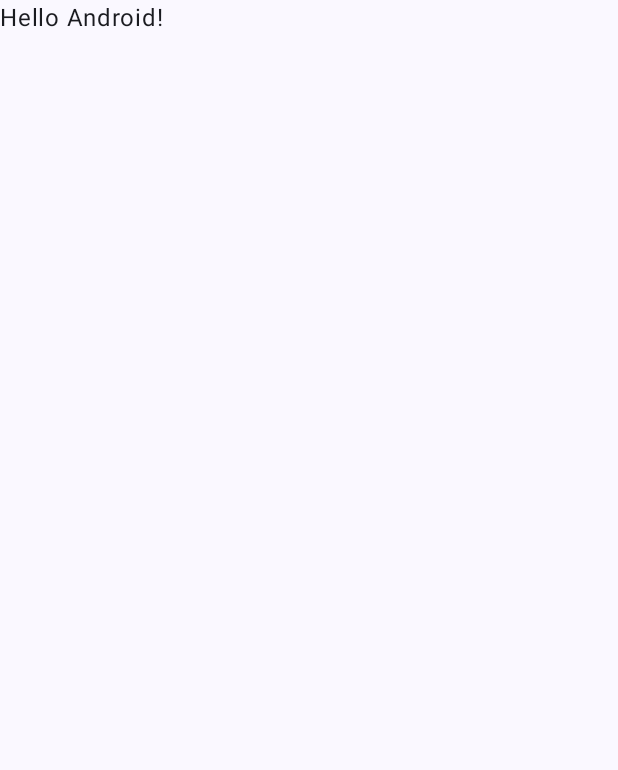
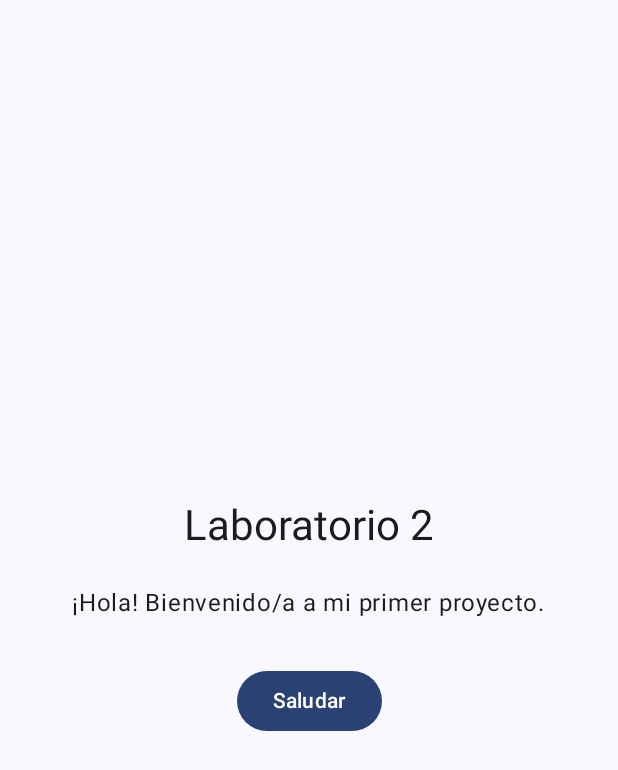
Before and after one commit to josesan28/uvg-ppm-lab2-android, an Android app built with Jetpack Compose: the screen it shows after launch (MainActivity), on a phone screen of 412 x 824 dp. Before the commit the part shown is almost empty. Shown: the top 770 px of the screen. Run offline under Robolectric (Android 15) with nearby library versions, the phone set to English and light mode, and no system bars.

```diff
--- a/app/src/main/AndroidManifest.xml
+++ b/app/src/main/AndroidManifest.xml
@@ -1,6 +1,6 @@
 <?xml version="1.0" encoding="utf-8"?>
 <manifest xmlns:android="http://schemas.android.com/apk/res/android"
-    xmlns:tools="http://schemas.android.com/tools">
+    xmlns:tools="http://schemas.android.com/tools" >
 
     <application
         android:allowBackup="true"
@@ -10,12 +10,12 @@
         android:label="@string/app_name"
         android:roundIcon="@mipmap/ic_launcher_round"
         android:supportsRtl="true"
-        android:theme="@style/Theme.Laboratorio2PM">
+        android:theme="@style/Theme.Laboratorio2PM" >
         <activity
             android:name=".MainActivity"
             android:exported="true"
             android:label="@string/app_name"
-            android:theme="@style/Theme.Laboratorio2PM">
+            android:theme="@style/Theme.Laboratorio2PM" >
             <intent-filter>
                 <action android:name="android.intent.action.MAIN" />
 
--- a/app/src/main/java/com/example/laboratorio2_pm/MainActivity.kt
+++ b/app/src/main/java/com/example/laboratorio2_pm/MainActivity.kt
@@ -1,16 +1,26 @@
 package com.example.laboratorio2_pm
 
 import android.os.Bundle
+import android.widget.Toast
 import androidx.activity.ComponentActivity
 import androidx.activity.compose.setContent
 import androidx.activity.enableEdgeToEdge
+import androidx.compose.foundation.layout.Arrangement
+import androidx.compose.foundation.layout.Column
+import androidx.compose.foundation.layout.Spacer
 import androidx.compose.foundation.layout.fillMaxSize
+import androidx.compose.foundation.layout.height
 import androidx.compose.foundation.layout.padding
-import androidx.compose.material3.Scaffold
+import androidx.compose.material3.Button
+import androidx.compose.material3.MaterialTheme
+import androidx.compose.material3.Surface
 import androidx.compose.material3.Text
 import androidx.compose.runtime.Composable
+import androidx.compose.ui.Alignment
 import androidx.compose.ui.Modifier
+import androidx.compose.ui.platform.LocalContext
 import androidx.compose.ui.tooling.preview.Preview
+import androidx.compose.ui.unit.dp
 import com.example.laboratorio2_pm.ui.theme.Laboratorio2PMTheme
 
 class MainActivity : ComponentActivity() {
@@ -19,11 +29,11 @@ class MainActivity : ComponentActivity() {
         enableEdgeToEdge()
         setContent {
             Laboratorio2PMTheme {
-                Scaffold(modifier = Modifier.fillMaxSize()) { innerPadding ->
-                    Greeting(
-                        name = "Android",
-                        modifier = Modifier.padding(innerPadding)
-                    )
+                Surface(
+                    modifier = Modifier.fillMaxSize(),
+                    color = MaterialTheme.colorScheme.background
+                ) {
+                    PantallaPrincipal()
                 }
             }
         }
@@ -31,17 +41,46 @@ class MainActivity : ComponentActivity() {
 }
 
 @Composable
-fun Greeting(name: String, modifier: Modifier = Modifier) {
-    Text(
-        text = "Hello $name!",
-        modifier = modifier
+fun PantallaPrincipal() {
+    val context = LocalContext.current
+    Column(
+        modifier = Modifier.fillMaxSize().padding(16.dp),
+        horizontalAlignment = Alignment.CenterHorizontally,
+        verticalArrangement = Arrangement.Center
     )
+    {
+        // Título
+        Text(
+            text = "Laboratorio 2",
+            style = MaterialTheme.typography.headlineMedium
+        )
+
+        Spacer(modifier = Modifier.height(24.dp))
+
+        // Mensaje de bienvenida
+        Text(
+            text = "¡Hola! Bienvenido/a a mi primer proyecto.",
+            style = MaterialTheme.typography.bodyLarge
+        )
+
+        Spacer(modifier = Modifier.height(32.dp))
+
+        // Botón de saludar
+        Button(
+            onClick = {
+                Toast.makeText(context, "¡Hola!", Toast.LENGTH_SHORT).show()
+            }
+        )
+        {
+            Text("Saludar")
+        }
+    }
 }
 
 @Preview(showBackground = true)
 @Composable
-fun GreetingPreview() {
+fun PantallaPrincipalPreview() {
     Laboratorio2PMTheme {
-        Greeting("Android")
+        PantallaPrincipal()
     }
 }
--- a/app/src/main/java/com/example/laboratorio2_pm/ui/theme/Theme.kt
+++ b/app/src/main/java/com/example/laboratorio2_pm/ui/theme/Theme.kt
@@ -45,7 +45,6 @@ fun Laboratorio2PMTheme(
         val context = LocalContext.current
         if (darkTheme) dynamicDarkColorScheme(context) else dynamicLightColorScheme(context)
       }
-
       darkTheme -> DarkColorScheme
       else -> LightColorScheme
     }
--- a/app/src/main/res/values/themes.xml
+++ b/app/src/main/res/values/themes.xml
@@ -1,5 +1,4 @@
 <?xml version="1.0" encoding="utf-8"?>
 <resources>
-
     <style name="Theme.Laboratorio2PM" parent="android:Theme.Material.Light.NoActionBar" />
 </resources>
```
Lines whose indentation alone changed are shown as unchanged.
